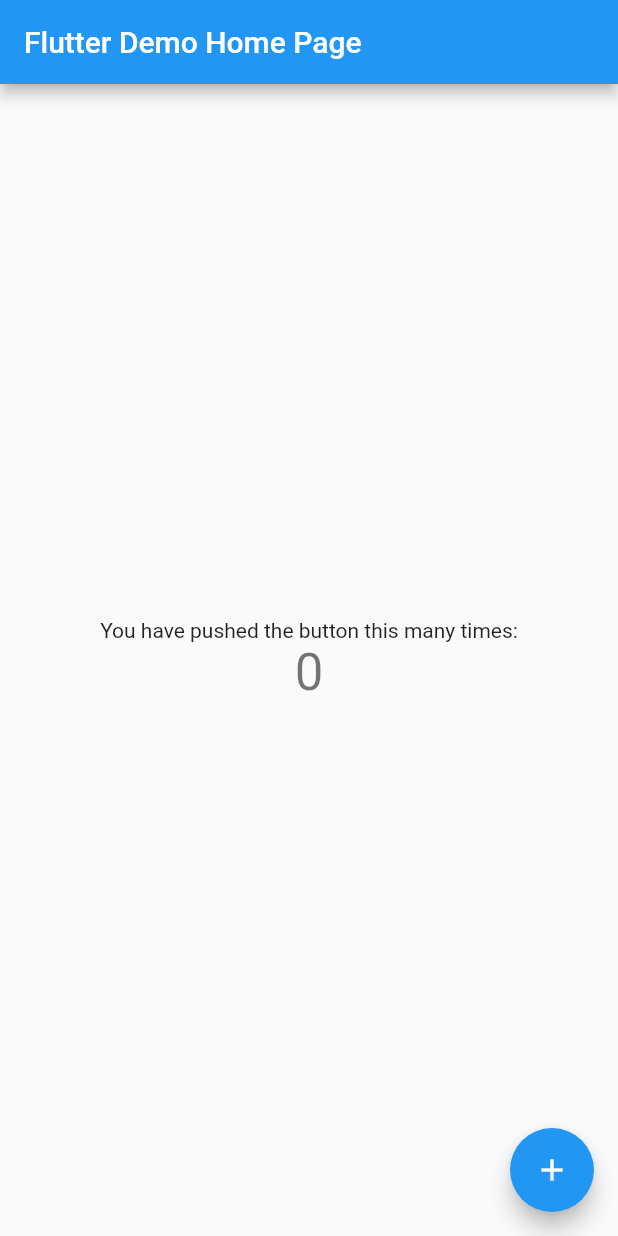
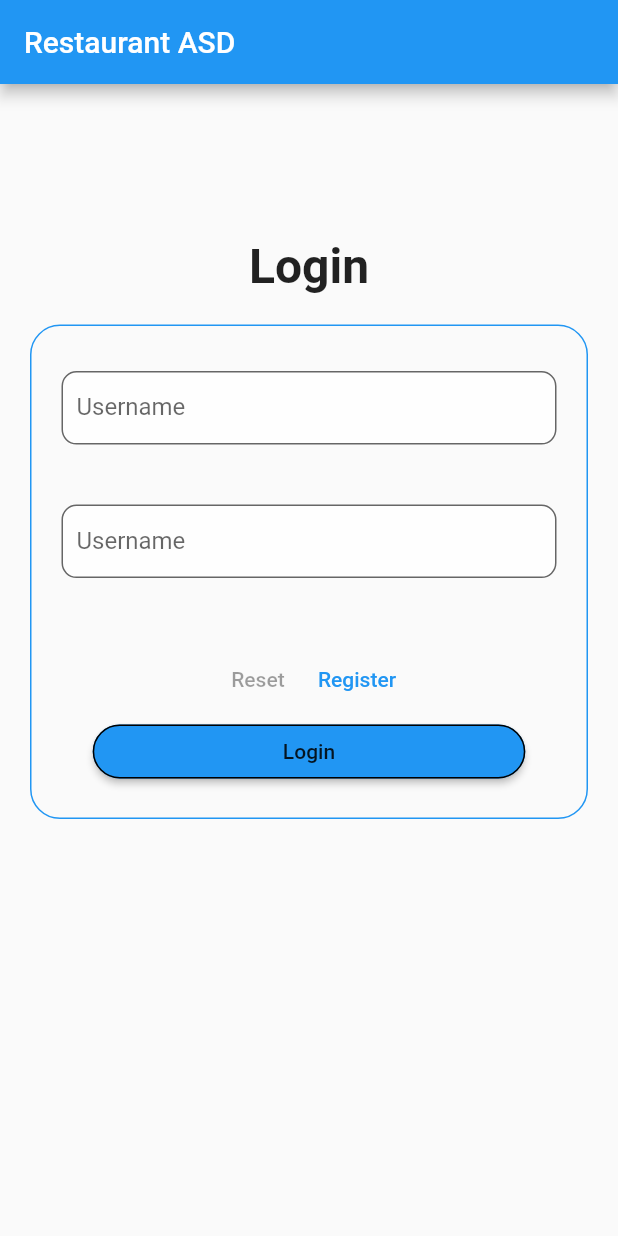
Before and after one commit to ariemay/restaurant_asd, a Flutter app: the screen it shows after launch, on a phone screen of 412 x 824 dp. Run offline on Flutter 3.47's test engine with Material 2 defaults, Android fonts, the phone set to English and light mode, and no system bars; our stand-ins replace get.

Commit message:
create login screen and navigation to register

```diff
--- /dev/null
+++ b/lib/controllers/login_binding.dart
@@ -0,0 +1,9 @@
+import 'package:get/get.dart';
+import 'package:restaurant_asd/controllers/login_controller.dart';
+
+class LoginBinding implements Bindings {
+  @override
+  void dependencies() {
+    Get.lazyPut(() => LoginController());
+  }
+}
--- /dev/null
+++ b/lib/controllers/login_controller.dart
@@ -0,0 +1,22 @@
+import 'package:flutter/cupertino.dart';
+import 'package:get/get.dart';
+
+class LoginController extends GetxController {
+
+  TextEditingController usernameTextField;
+  TextEditingController passwordTextField;
+
+  @override
+  void onInit() {
+    usernameTextField = TextEditingController();
+    passwordTextField = TextEditingController();
+    super.onInit();
+  }
+
+  @override
+  void dispose() {
+    usernameTextField.dispose();
+    passwordTextField.dispose();
+    super.dispose();
+  }
+}
--- /dev/null
+++ b/lib/controllers/register_binding.dart
@@ -0,0 +1,9 @@
+import 'package:get/get.dart';
+import 'package:restaurant_asd/controllers/register_controller.dart';
+
+class RegisterBinding implements Bindings {
+  @override
+  void dependencies() {
+    Get.lazyPut(() => RegisterController());
+  }
+}
--- /dev/null
+++ b/lib/controllers/register_controller.dart
@@ -0,0 +1,15 @@
+import 'package:get/get.dart';
+
+class RegisterController extends GetxController {
+  @override
+  void onInit() {
+    // TODO: implement onInit
+    super.onInit();
+  }
+
+  @override
+  void dispose() {
+    // TODO: implement dispose
+    super.dispose();
+  }
+}
--- a/lib/main.dart
+++ b/lib/main.dart
@@ -1,117 +1,21 @@
 import 'package:flutter/material.dart';
+import 'package:get/get.dart';
+import 'package:restaurant_asd/routes.dart';
 
 void main() {
-  runApp(MyApp());
+  runApp(MainApp());
 }
 
-class MyApp extends StatelessWidget {
-  // This widget is the root of your application.
+
+class MainApp extends StatelessWidget {
   @override
-  Widget build(BuildContext context) {
-    return MaterialApp(
-      title: 'Flutter Demo',
-      theme: ThemeData(
-        // This is the theme of your application.
-        //
-        // Try running your application with "flutter run". You'll see the
-        // application has a blue toolbar. Then, without quitting the app, try
-        // changing the primarySwatch below to Colors.green and then invoke
-        // "hot reload" (press "r" in the console where you ran "flutter run",
-        // or simply save your changes to "hot reload" in a Flutter IDE).
-        // Notice that the counter didn't reset back to zero; the application
-        // is not restarted.
-        primarySwatch: Colors.blue,
-        // This makes the visual density adapt to the platform that you run
-        // the app on. For desktop platforms, the controls will be smaller and
-        // closer together (more dense) than on mobile platforms.
-        visualDensity: VisualDensity.adaptivePlatformDensity,
-      ),
-      home: MyHomePage(title: 'Flutter Demo Home Page'),
+  Widget build(Object context) {
+    return GetMaterialApp(
+      debugShowCheckedModeBanner: false,
+      initialRoute: '/login',
+      getPages: Routes.routes,
+      theme: ThemeData.light()
+          .copyWith(primaryColor: Colors.blue, accentColor: Colors.black),
     );
   }
 }
-
-class MyHomePage extends StatefulWidget {
-  MyHomePage({Key key, this.title}) : super(key: key);
-
-  // This widget is the home page of your application. It is stateful, meaning
-  // that it has a State object (defined below) that contains fields that affect
-  // how it looks.
-
-  // This class is the configuration for the state. It holds the values (in this
-  // case the title) provided by the parent (in this case the App widget) and
-  // used by the build method of the State. Fields in a Widget subclass are
-  // always marked "final".
-
-  final String title;
-
-  @override
-  _MyHomePageState createState() => _MyHomePageState();
-}
-
-class _MyHomePageState extends State<MyHomePage> {
-  int _counter = 0;
-
-  void _incrementCounter() {
-    setState(() {
-      // This call to setState tells the Flutter framework that something has
-      // changed in this State, which causes it to rerun the build method below
-      // so that the display can reflect the updated values. If we changed
-      // _counter without calling setState(), then the build method would not be
-      // called again, and so nothing would appear to happen.
-      _counter++;
-    });
-  }
-
-  @override
-  Widget build(BuildContext context) {
-    // This method is rerun every time setState is called, for instance as done
-    // by the _incrementCounter method above.
-    //
-    // The Flutter framework has been optimized to make rerunning build methods
-    // fast, so that you can just rebuild anything that needs updating rather
-    // than having to individually change instances of widgets.
-    return Scaffold(
-      appBar: AppBar(
-        // Here we take the value from the MyHomePage object that was created by
-        // the App.build method, and use it to set our appbar title.
-        title: Text(widget.title),
-      ),
-      body: Center(
-        // Center is a layout widget. It takes a single child and positions it
-        // in the middle of the parent.
-        child: Column(
-          // Column is also a layout widget. It takes a list of children and
-          // arranges them vertically. By default, it sizes itself to fit its
-          // children horizontally, and tries to be as tall as its parent.
-          //
-          // Invoke "debug painting" (press "p" in the console, choose the
-          // "Toggle Debug Paint" action from the Flutter Inspector in Android
-          // Studio, or the "Toggle Debug Paint" command in Visual Studio Code)
-          // to see the wireframe for each widget.
-          //
-          // Column has various properties to control how it sizes itself and
-          // how it positions its children. Here we use mainAxisAlignment to
-          // center the children vertically; the main axis here is the vertical
-          // axis because Columns are vertical (the cross axis would be
-          // horizontal).
-          mainAxisAlignment: MainAxisAlignment.center,
-          children: <Widget>[
-            Text(
-              'You have pushed the button this many times:',
-            ),
-            Text(
-              '$_counter',
-              style: Theme.of(context).textTheme.headline4,
-            ),
-          ],
-        ),
-      ),
-      floatingActionButton: FloatingActionButton(
-        onPressed: _incrementCounter,
-        tooltip: 'Increment',
-        child: Icon(Icons.add),
-      ), // This trailing comma makes auto-formatting nicer for build methods.
-    );
-  }
-}
--- /dev/null
+++ b/lib/routes.dart
@@ -0,0 +1,14 @@
+import 'package:get/get.dart';
+import 'package:restaurant_asd/controllers/login_binding.dart';
+import 'package:restaurant_asd/controllers/register_binding.dart';
+import 'package:restaurant_asd/views/login_screen.dart';
+import 'package:restaurant_asd/views/register_screen.dart';
+
+class Routes {
+  Routes._();
+
+  static final routes = [
+    GetPage(name: '/login', page: () => LoginScreen(), binding: LoginBinding()),
+    GetPage(name: '/register', page: () => RegisterScreen(), binding: RegisterBinding()),
+  ];
+}
--- /dev/null
+++ b/lib/utils/screen_size.dart
@@ -0,0 +1,15 @@
+import 'package:flutter/material.dart';
+
+class ScreenSize {
+  static Size screenSize(BuildContext context) {
+    return MediaQuery.of(context).size;
+  }
+
+  static double screenHeight(BuildContext context, {double dividedBy = 1}) {
+    return screenSize(context).height / dividedBy;
+  }
+
+  static double screenWidth(BuildContext context, {double dividedBy = 1}) {
+    return screenSize(context).width / dividedBy;
+  }
+}
--- /dev/null
+++ b/lib/views/login_screen.dart
@@ -0,0 +1,140 @@
+import 'package:flutter/material.dart';
+import 'package:get/get.dart';
+import 'package:restaurant_asd/controllers/login_controller.dart';
+import 'package:restaurant_asd/utils/screen_size.dart';
+
+class LoginScreen extends GetView<LoginController> {
+  @override
+  Widget build(BuildContext context) {
+    return Scaffold(
+      appBar: AppBar(title: Text("Restaurant ASD"),),
+      body: Container(
+        child: Padding(
+          padding: EdgeInsets.all(20),
+          child: Center(
+            child: Column(
+              crossAxisAlignment: CrossAxisAlignment.center,
+              children: [
+                SizedBox(
+                  height: ScreenSize.screenHeight(context) * 0.1,
+                ),
+                Text("Login", style: TextStyle(fontSize: 32, fontWeight: FontWeight.bold),),
+                SizedBox(
+                  height: 20,
+                ),
+                Container(
+                  width: double.infinity,
+                  height: ScreenSize.screenHeight(context) * 0.4,
+                  decoration: BoxDecoration(
+                      border: Border.all(width: 1, color: Colors.blue),
+                      borderRadius: BorderRadius.all(Radius.circular(20))
+                  ),
+
+                  child: Column(
+                    mainAxisAlignment: MainAxisAlignment.center,
+                    crossAxisAlignment: CrossAxisAlignment.center,
+                    children: [
+                      Padding(
+                        padding: EdgeInsets.only(top: 30, left: 20, right: 20, bottom: 20),
+                        child: TextFormField(
+                          controller: controller.usernameTextField,
+                          // onSaved: (String val) {
+                          //   username = val;
+                          // },
+                          // validator: (value) => controller.validateLoginUsername(),
+                          decoration: InputDecoration(
+                              contentPadding: new EdgeInsets.symmetric(vertical: 15.0, horizontal: 10.0),
+                              border: new OutlineInputBorder(
+                                borderRadius: const BorderRadius.all(
+                                  const Radius.circular(10.0),
+                                ),
+                              ),
+                              filled: true,
+                              hintStyle: new TextStyle(
+                                  color: Colors.grey[800],
+                                  // fontSize: SizeConfig .safeBlockHorizontal * 4
+                              ),
+                              labelText: "Username",
+                              // errorStyle: TextStyle(height: 0.h),
+                              fillColor: Colors.white70
+                          ),
+                        ),
+                      ),
+                      Padding(
+                        padding: EdgeInsets.all(20),
+                        child: TextFormField(
+                          controller: controller.usernameTextField,
+                          // onSaved: (String val) {
+                          //   username = val;
+                          // },
+                          // validator: (value) => controller.validateLoginUsername(),
+                          decoration: InputDecoration(
+                              contentPadding: new EdgeInsets.symmetric(vertical: 15.0, horizontal: 10.0),
+                              border: new OutlineInputBorder(
+                                borderRadius: const BorderRadius.all(
+                                  const Radius.circular(10.0),
+                                ),
+                              ),
+                              filled: true,
+                              hintStyle: new TextStyle(
+                                color: Colors.grey[800],
+                                // fontSize: SizeConfig .safeBlockHorizontal * 4
+                              ),
+                              labelText: "Username",
+                              // errorStyle: TextStyle(height: 0.h),
+                              fillColor: Colors.white70
+                          ),
+                        ),
+                      ),
+                      Spacer(),
+                      Row(
+                        mainAxisAlignment: MainAxisAlignment.center,
+                        children: [
+                          TextButton(
+                              // onPressed: () {
+                              //
+                              // },
+                              child: Text(
+                                "Reset",
+                                // style: TextStyle(
+                                //     color: ThemeColor.PRIMARY, fontSize: SizeConfig.safeBlockHorizontal * 4
+                                // ),
+                              )),
+                          TextButton(
+                            onPressed: () {
+                              Get.toNamed('/register');
+                            },
+                              child: Text(
+                                "Register",
+                                // style: TextStyle(
+                                //     color: ThemeColor.PRIMARY, fontSize: SizeConfig.safeBlockHorizontal * 4
+                                // ),
+                              )),
+                        ],
+                      ),
+                      SizedBox(
+                        width: ScreenSize.screenWidth(context) * 0.7,
+                        child: RaisedButton(onPressed: () => print("Test"),
+                          child: Text("Login"),
+                        color: Colors.blue,
+                        shape: RoundedRectangleBorder(
+                            borderRadius: BorderRadius.circular(18.0),
+                            side: BorderSide(color: Colors.black)
+                        ),)
+                      )
+                      ,
+                      SizedBox(
+                        height: 20,
+                      )
+                    ],
+                  ),
+                )
+              ],
+            )
+          ),
+        ),
+      )
+    );
+  }
+
+}
--- /dev/null
+++ b/lib/views/register_screen.dart
@@ -0,0 +1,14 @@
+import 'package:flutter/material.dart';
+import 'package:get/get.dart';
+import 'package:restaurant_asd/controllers/login_controller.dart';
+import 'package:restaurant_asd/utils/screen_size.dart';
+
+class RegisterScreen extends GetView<LoginController> {
+  @override
+  Widget build(BuildContext context) {
+    return Scaffold(
+        appBar: AppBar(title: Text("Restaurant ASD"),),
+    body: Container(
+    ));
+  }
+}
```
Also changed, not shown: lib/models/restaurants.dart (added), lib/services/database.dart (added), lib/utils/validations.dart (added), 7 other files.
